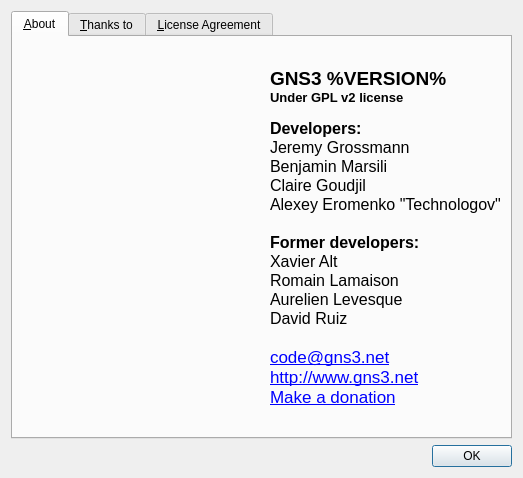
Old version of the form src/GNS3/Ui/Form_About.ui in the repository GNS3/gns3-legacy.
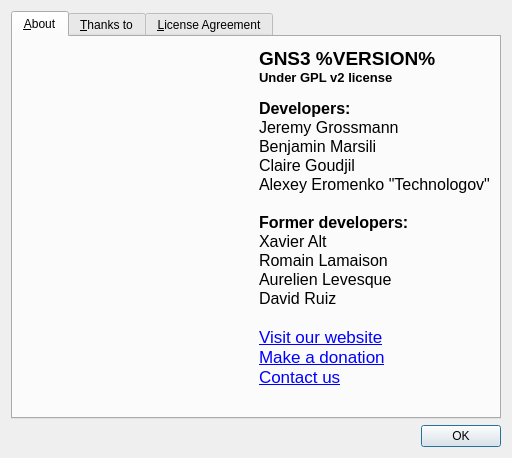
New version of the form. Icons and pictures are not drawn.

```diff
--- a/src/GNS3/Ui/Form_About.ui
+++ b/src/GNS3/Ui/Form_About.ui
@@ -6,8 +6,8 @@
    <rect>
     <x>0</x>
     <y>0</y>
-    <width>523</width>
-    <height>405</height>
+    <width>512</width>
+    <height>372</height>
    </rect>
   </property>
   <property name="windowTitle">
@@ -28,20 +28,22 @@
        <string>&amp;About</string>
       </attribute>
       <layout class="QGridLayout" name="gridLayout">
-       <item row="0" column="0" colspan="4">
-        <spacer name="horizontalSpacer">
+       <item row="0" column="0">
+        <spacer name="verticalSpacer">
          <property name="orientation">
-          <enum>Qt::Horizontal</enum>
+          <enum>Qt::Vertical</enum>
          </property>
          <property name="sizeHint" stdset="0">
           <size>
-           <width>396</width>
-           <height>20</height>
+           <width>20</width>
+           <height>2</height>
           </size>
          </property>
         </spacer>
        </item>
        <item row="1" column="0">
+        <layout class="QHBoxLayout" name="horizontalLayout">
+         <item>
         <widget class="QLabel" name="label">
          <property name="text">
           <string/>
@@ -51,7 +53,7 @@
          </property>
         </widget>
        </item>
-       <item row="1" column="1">
+         <item>
         <spacer name="horizontalSpacer_4">
          <property name="orientation">
           <enum>Qt::Horizontal</enum>
@@ -64,7 +66,7 @@
          </property>
         </spacer>
        </item>
-       <item row="1" column="2" colspan="2">
+         <item>
         <widget class="QLabel" name="aboutText">
          <property name="text">
           <string>&lt;!DOCTYPE HTML PUBLIC &quot;-//W3C//DTD HTML 4.0//EN&quot; &quot;http://www.w3.org/TR/REC-html40/strict.dtd&quot;&gt;
@@ -86,24 +88,27 @@
 &lt;p style=&quot; margin-top:0px; margin-bottom:0px; margin-left:0px; margin-right:0px; -qt-block-indent:0; text-indent:0px;&quot;&gt;&lt;span style=&quot; font-family:'Sans Serif'; font-size:12pt;&quot;&gt;Aurelien Levesque&lt;/span&gt;&lt;/p&gt;
 &lt;p style=&quot; margin-top:0px; margin-bottom:0px; margin-left:0px; margin-right:0px; -qt-block-indent:0; text-indent:0px;&quot;&gt;&lt;span style=&quot; font-family:'Sans Serif'; font-size:12pt;&quot;&gt;David Ruiz&lt;/span&gt;&lt;/p&gt;
 &lt;p style=&quot;-qt-paragraph-type:empty; margin-top:0px; margin-bottom:0px; margin-left:0px; margin-right:0px; -qt-block-indent:0; text-indent:0px; font-family:'Sans Serif'; font-size:12pt;&quot;&gt;&lt;/p&gt;
-&lt;p style=&quot; margin-top:0px; margin-bottom:0px; margin-left:0px; margin-right:0px; -qt-block-indent:0; text-indent:0px;&quot;&gt;&lt;a href=&quot;mailto:code@gns3.net&quot;&gt;&lt;span style=&quot; text-decoration: underline; color:#0000ff;&quot;&gt;code@gns3.net&lt;/span&gt;&lt;/a&gt;&lt;/p&gt;
-&lt;p style=&quot; margin-top:0px; margin-bottom:0px; margin-left:0px; margin-right:0px; -qt-block-indent:0; text-indent:0px;&quot;&gt;&lt;a href=&quot;http://www.gns3.net&quot;&gt;&lt;span style=&quot; text-decoration: underline; color:#0000ff;&quot;&gt;http://www.gns3.net&lt;/span&gt;&lt;/a&gt;&lt;/p&gt;
-&lt;p style=&quot; margin-top:0px; margin-bottom:0px; margin-left:0px; margin-right:0px; -qt-block-indent:0; text-indent:0px;&quot;&gt;&lt;a href=&quot;http://sourceforge.net/donate/index.php?group_id=198152&quot;&gt;&lt;span style=&quot; text-decoration: underline; color:#0000ff;&quot;&gt;Make a donation&lt;/span&gt;&lt;/a&gt;&lt;/p&gt;&lt;/body&gt;&lt;/html&gt;</string>
+&lt;p style=&quot; margin-top:0px; margin-bottom:0px; margin-left:0px; margin-right:0px; -qt-block-indent:0; text-indent:0px;&quot;&gt;&lt;a href=&quot;http://www.gns3.net&quot;&gt;&lt;span style=&quot; text-decoration: underline; color:#0000ff;&quot;&gt;Visit our website&lt;/span&gt;&lt;/a&gt;&lt;/p&gt;
+&lt;p style=&quot; margin-top:0px; margin-bottom:0px; margin-left:0px; margin-right:0px; -qt-block-indent:0; text-indent:0px;&quot;&gt;&lt;a href=&quot;http://sourceforge.net/donate/index.php?group_id=198152&quot;&gt;&lt;span style=&quot; text-decoration: underline; color:#0000ff;&quot;&gt;Make a donation&lt;/span&gt;&lt;/a&gt;&lt;/p&gt;
+&lt;p style=&quot; margin-top:0px; margin-bottom:0px; margin-left:0px; margin-right:0px; -qt-block-indent:0; text-indent:0px;&quot;&gt;&lt;a href=&quot;http://www.gns3.net/contact&quot;&gt;&lt;span style=&quot; text-decoration: underline; color:#0000ff;&quot;&gt;Contact us&lt;/span&gt;&lt;/a&gt;&lt;/p&gt;
+&lt;p style=&quot;-qt-paragraph-type:empty; margin-top:0px; margin-bottom:0px; margin-left:0px; margin-right:0px; -qt-block-indent:0; text-indent:0px; text-decoration: underline; color:#0000ff;&quot;&gt;&lt;/p&gt;&lt;/body&gt;&lt;/html&gt;</string>
          </property>
          <property name="openExternalLinks">
           <bool>true</bool>
          </property>
         </widget>
        </item>
-       <item row="2" column="0" colspan="4">
-        <spacer name="horizontalSpacer_2">
+        </layout>
+       </item>
+       <item row="2" column="0">
+        <spacer name="verticalSpacer_2">
          <property name="orientation">
-          <enum>Qt::Horizontal</enum>
+          <enum>Qt::Vertical</enum>
          </property>
          <property name="sizeHint" stdset="0">
           <size>
-           <width>301</width>
-           <height>20</height>
+           <width>20</width>
+           <height>2</height>
           </size>
          </property>
         </spacer>
```
Lines whose indentation alone changed are shown as unchanged.
